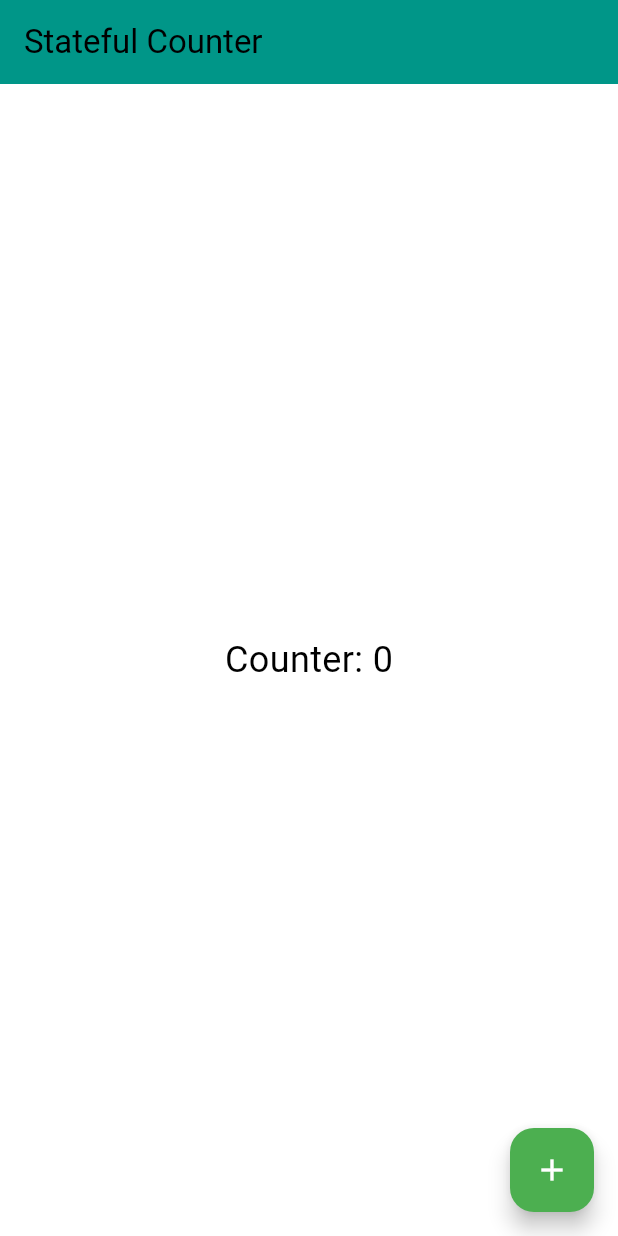
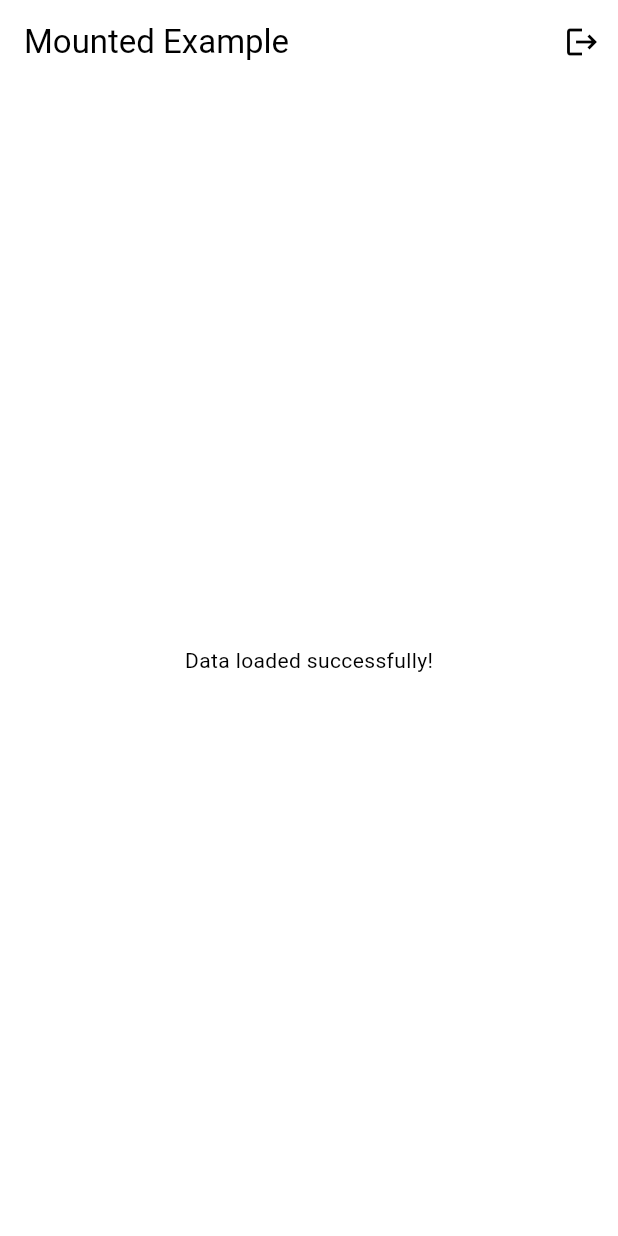
Before and after one commit to mkassaf/flutter, a Flutter app: the screen it shows after launch, on a phone screen of 412 x 824 dp. Run offline on Flutter 3.47's test engine with Material 3 defaults, Android fonts, the phone set to English and light mode, and no system bars.

Commit message:
Add MyAsyncWidget for asynchronous data loading example

```diff
--- a/chat_app/lib/main.dart
+++ b/chat_app/lib/main.dart
@@ -1,3 +1,4 @@
+import 'package:chat_app/widgets/async_widget.dart';
 import 'package:flutter/material.dart';
 import 'login_page.dart';
 import 'package:chat_app/chat_page.dart';
@@ -21,7 +22,7 @@ class ChatApp extends StatelessWidget {
         ),
         useMaterial3: true,
       ),
-      home: CounterStatefull(buttonColor: Colors.green),
+      home: MyAsyncWidget(),
     );
   }
 }
--- /dev/null
+++ b/chat_app/lib/widgets/async_widget.dart
@@ -0,0 +1,58 @@
+import 'package:chat_app/login_page.dart';
+import 'package:flutter/material.dart';
+
+class MyAsyncWidget extends StatefulWidget {
+  @override
+  _MyAsyncWidgetState createState() => _MyAsyncWidgetState();
+}
+
+class _MyAsyncWidgetState extends State<MyAsyncWidget> {
+  String _data = 'Loading...';
+
+  @override
+  void initState() {
+    super.initState();
+    _loadData();
+  }
+
+  // Simulate a network call, this asynchronous operation which will not block the UI
+  // will take some time to complete
+  // and will update the state of the widget
+  Future<void> _loadData() async {
+    // Simulate network delay
+    await Future.delayed(Duration(seconds: 5));
+
+    //TODO try without mounted
+    if (!mounted) {
+      print('Widget is not mounted, skipping state update.');
+      return;
+    }
+    setState(() {
+      _data = 'Data loaded successfully!';
+    });
+  }
+
+  @override
+  Widget build(BuildContext context) {
+    return Scaffold(
+      appBar: AppBar(
+        title: Text('Mounted Example'),
+        actions: [
+          IconButton(
+            icon: Icon(Icons.logout),
+            onPressed: () {
+              //This logic will redirect to login page
+              // when the user clicks on the logout button
+              // You can replace this with your actual logout logic
+              Navigator.pushReplacement(
+                context,
+                MaterialPageRoute(builder: (context) => LoginPage()),
+              );
+            },
+          ),
+        ],
+      ),
+      body: Center(child: Text(_data)),
+    );
+  }
+}
```
